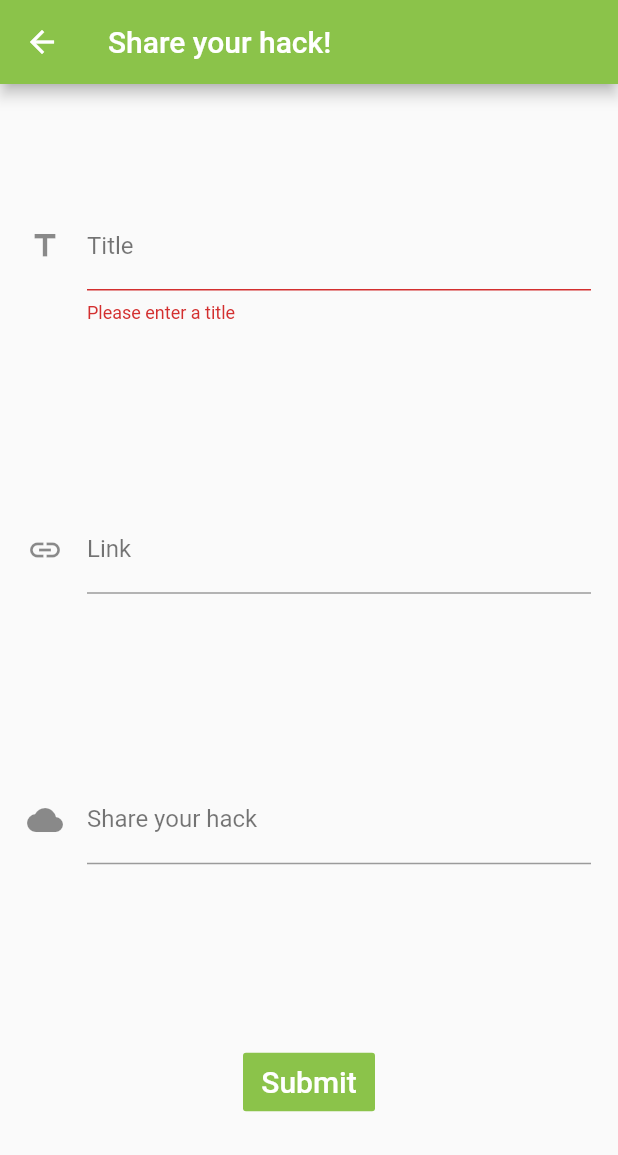
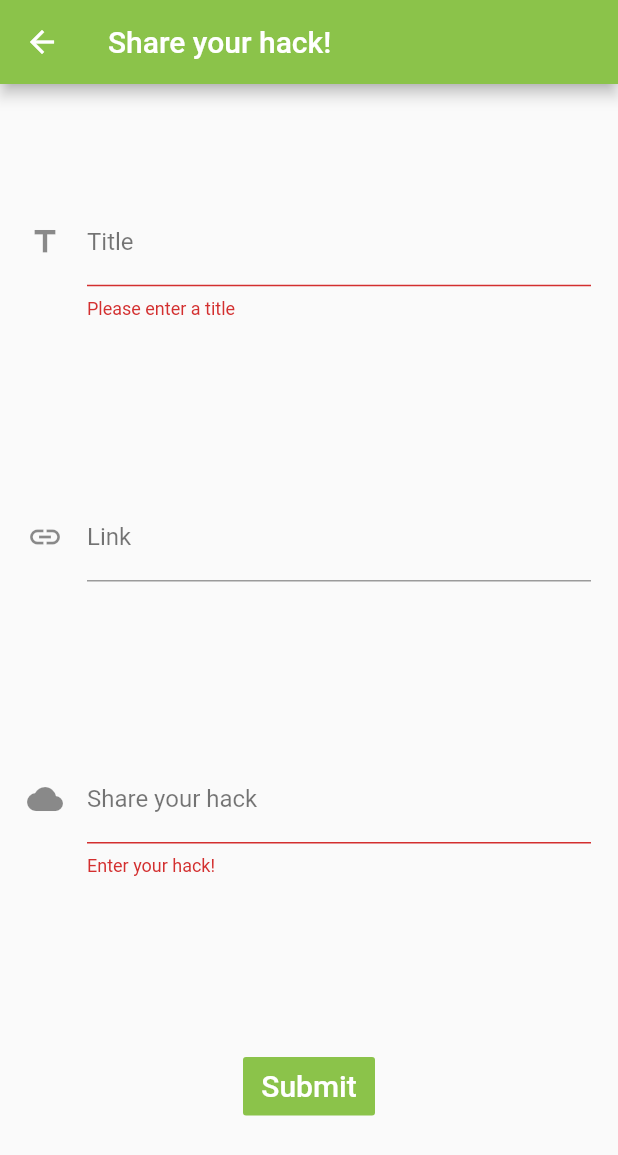
Before and after one commit to radiantly/HackyBirthdayMLH, a Flutter app: the screen it shows after launch, after a tap on the "add" icon, on a phone screen of 412 x 824 dp. Shown: the top 1155 px of the screen. Run offline on Flutter 3.47's test engine with Material 2 defaults, Android fonts, the phone set to English and light mode, and no system bars; our stand-ins replace cloud_firestore, google_maps_flutter, location; accounts and stored records are empty.

Commit message:
Store hack in firestore

```diff
--- a/lib/form.dart
+++ b/lib/form.dart
@@ -1,5 +1,7 @@
 import 'package:flutter/cupertino.dart';
 import 'package:flutter/material.dart';
+import 'package:cloud_firestore/cloud_firestore.dart';
+import 'package:location/location.dart';
 
 class ShareForm extends StatefulWidget {
   @override
@@ -11,18 +13,22 @@ class ShareForm extends StatefulWidget {
 class _ShareFormState extends State<ShareForm> {
   // Create a text controller and use it to retrieve the current value
   // of the TextField.
-  final myController = TextEditingController();
+  final titleController = TextEditingController();
+  final postController = TextEditingController();
+
+  final _formKey = GlobalKey<FormState>();
 
   @override
   void dispose() {
     // Clean up the controller when the widget is disposed.
-    myController.dispose();
+    titleController.dispose();
     super.dispose();
   }
 
   @override
   Widget build(BuildContext context) {
     return Form(
+        key: _formKey,
         autovalidate: true,
         child: Center(
             child: Padding(
@@ -31,6 +37,7 @@ class _ShareFormState extends State<ShareForm> {
                   mainAxisAlignment: MainAxisAlignment.spaceAround,
                   children: <Widget>[
                     TextFormField(
+                      controller: titleController,
                       decoration: InputDecoration(
                           icon: Icon(Icons.title),
                           hintText: 'Enter the title here',
@@ -49,13 +56,16 @@ class _ShareFormState extends State<ShareForm> {
                     TextFormField(
                       minLines: 1,
                       maxLines: 10,
+                      controller: postController,
                       decoration: InputDecoration(
                           icon: Icon(
                             Icons.cloud,
                           ),
                           hintText: 'Share your hack...',
                           labelText: 'Share your hack'),
-                      validator: null,
+                      validator: (value) {
+                        return value.isEmpty ? 'Enter your hack!' : null;
+                      },
                     ),
                     FlatButton(
                       color: Colors.lightGreen,
@@ -64,23 +74,39 @@ class _ShareFormState extends State<ShareForm> {
                       disabledTextColor: Colors.black,
                       padding: EdgeInsets.all(8.0),
                       splashColor: Colors.lightGreenAccent,
-                      onPressed: () {
+                      onPressed: () async {
+                        if (_formKey.currentState.validate()) {
+                          Scaffold.of(context).showSnackBar(
+                              SnackBar(content: Text('Processing Data')));
+                          print("hiya");
+                          Location location = new Location();
+                          LocationData loc = await location.getLocation();
+
+                          await Firestore.instance.collection('hacks').add({
+                            "title": titleController.text,
+                            "post": postController.text,
+                            "Lat": loc.latitude,
+                            "Lon": loc.longitude
+                          });
+
                           showDialog(
                               context: context,
                               builder: (BuildContext context) {
                                 return CupertinoAlertDialog(
                                   title: Text('Success!'),
-                                content: Text('Your hack has been submitted!'),
+                                  content:
+                                      Text('Your hack has been submitted!'),
                                   actions: [
                                     CupertinoDialogAction(
                                         child: Text("Okay"),
                                         onPressed: () {
-                                        Navigator.of(context)
-                                            .popUntil((route) => route.isFirst);
+                                          Navigator.of(context).popUntil(
+                                              (route) => route.isFirst);
                                         }),
                                   ],
                                 );
                               });
+                        }
                       },
                       child: Text(
                         "Submit",
--- a/lib/main.dart
+++ b/lib/main.dart
@@ -3,7 +3,6 @@ import 'dart:async';
 import 'package:flutter/material.dart';
 import 'package:google_maps_flutter/google_maps_flutter.dart';
 import 'package:cloud_firestore/cloud_firestore.dart';
-// import 'package:geolocator/geolocator.dart';
 
 import './form.dart';
 
```
Also changed, not shown: pubspec.yaml (+1 -6 lines), pubspec.lock, 1 other file. Lines whose indentation alone changed are shown as unchanged.
